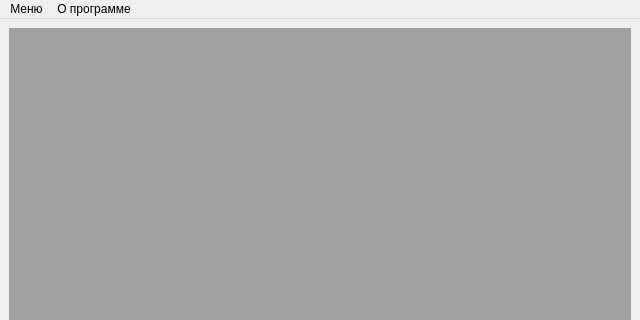
The window that oop_DoublyLinkedList/main_window.ui (SergeyStarkov/kr_oop) describes before a commit, drawn with Qt 5; both pictures show x 0 to 640 and y 0 to 320 of the 640 by 480 pixel window.
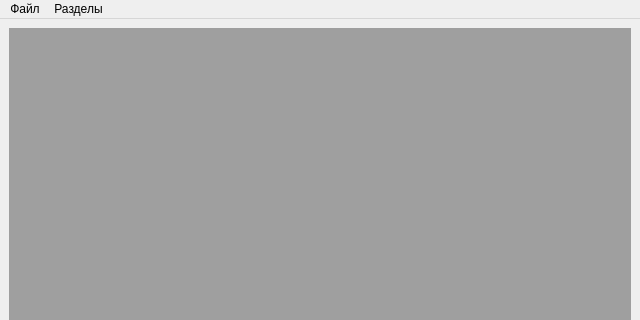
The same window after the commit.

The edit to the form file:
```diff
--- a/oop_DoublyLinkedList/main_window.ui
+++ b/oop_DoublyLinkedList/main_window.ui
@@ -31,7 +31,7 @@
    </property>
    <widget class="QMenu" name="menu">
     <property name="title">
-     <string>Меню</string>
+     <string>Разделы</string>
     </property>
     <addaction name="action_theory"/>
     <addaction name="action_demo"/>
@@ -42,12 +42,12 @@
    </widget>
    <widget class="QMenu" name="menu_2">
     <property name="title">
-     <string>О программе</string>
+     <string>Файл</string>
     </property>
     <addaction name="action_6"/>
    </widget>
-   <addaction name="menu"/>
    <addaction name="menu_2"/>
+   <addaction name="menu"/>
   </widget>
   <widget class="QStatusBar" name="statusbar"/>
   <action name="action_theory">
```
Left out of the diff: 13 changed lines with no effect on the pictures.
